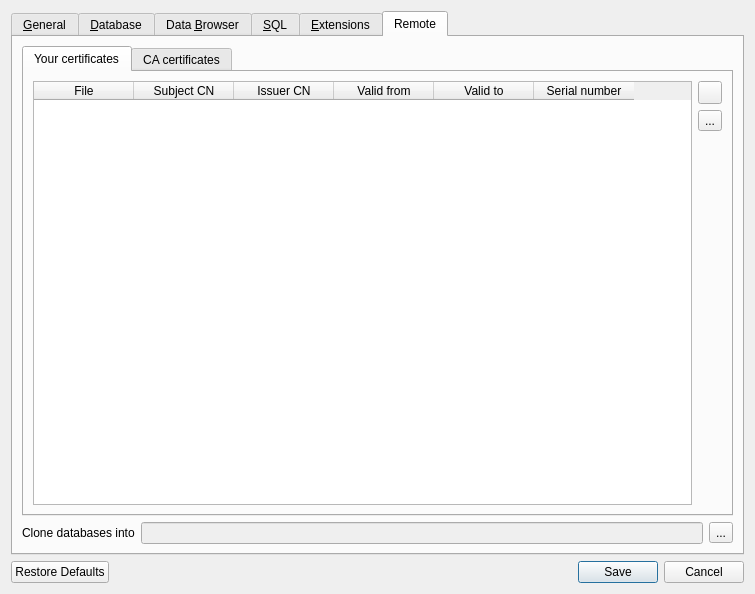
First picture: the form in src/PreferencesDialog.ui, repository sqlitebrowser/sqlitebrowser, before the edit.
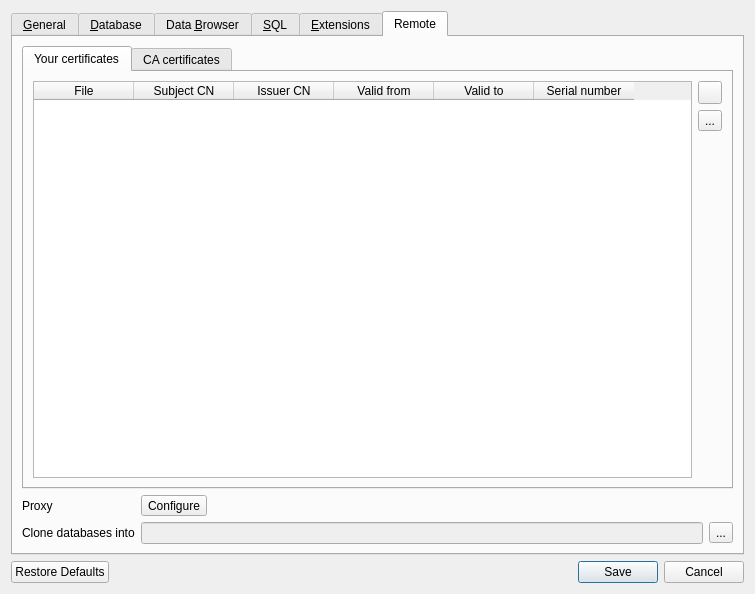
Second picture: the form after the edit. The open tabs and pages were chosen to show the change. Icons and pictures are not drawn. Custom widgets are drawn as their Qt base class.

Commit message:
dbhub: Add proxy configuration support
This adds a new dialog, accessible from the Remote tab in the Preferences
Dialog, which allows the user to configure the proxy to use for all
network connections.

The new default is to use the system-wide proxy settings.

See issue #979.

Diff of the .ui file:
```diff
--- a/src/PreferencesDialog.ui
+++ b/src/PreferencesDialog.ui
@@ -1788,14 +1788,14 @@
        </item>
        <item>
         <layout class="QFormLayout" name="formLayout_5">
-         <item row="0" column="0">
+         <item row="1" column="0">
           <widget class="QLabel" name="label_23">
            <property name="text">
             <string>Clone databases into</string>
            </property>
           </widget>
          </item>
-         <item row="0" column="1">
+         <item row="1" column="1">
           <layout class="QHBoxLayout" name="horizontalLayout_4">
            <item>
             <widget class="QLineEdit" name="editRemoteCloneDirectory">
@@ -1825,6 +1825,20 @@
            </item>
           </layout>
          </item>
+         <item row="0" column="0">
+          <widget class="QLabel" name="label_21">
+           <property name="text">
+            <string>Proxy</string>
+           </property>
+          </widget>
+         </item>
+         <item row="0" column="1">
+          <widget class="QToolButton" name="buttonProxy">
+           <property name="text">
+            <string>Configure</string>
+           </property>
+          </widget>
+         </item>
         </layout>
        </item>
       </layout>
```
Left out of the diff: 17 changed lines with no effect on the pictures. The commit also changes 9 other files.
